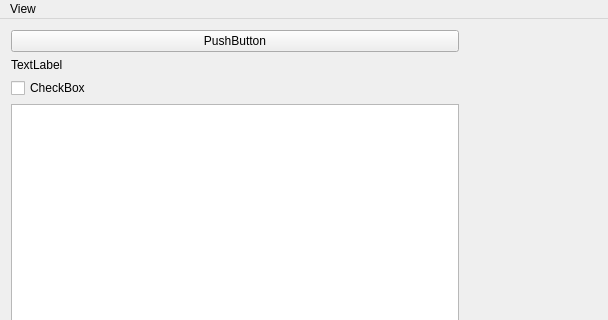
Old version of the form stplot-gui/stplotwindow.ui in the repository Sanya-123/STplot; both pictures show x 0 to 608 and y 0 to 320 of the 924 by 595 pixel window.
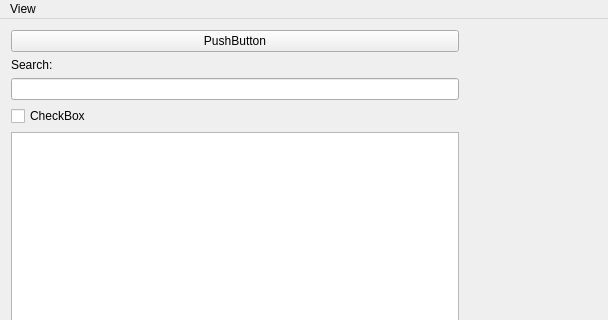
New version of the form.

What changed in the file:
```diff
--- a/stplot-gui/stplotwindow.ui
+++ b/stplot-gui/stplotwindow.ui
@@ -27,10 +27,13 @@
       <item>
        <widget class="QLabel" name="label">
         <property name="text">
-         <string>TextLabel</string>
+         <string>Search:</string>
         </property>
        </widget>
       </item>
+      <item>
+       <widget class="QLineEdit" name="searchField"/>
+      </item>
       <item>
        <widget class="QCheckBox" name="checkBox">
         <property name="text">
```
